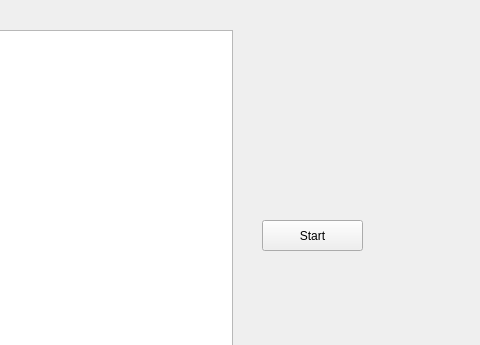
Before: the Qt Designer form mainwindow.ui in juandiego46/Proyecto_final, drawn with Qt 5; both pictures show x 288 to 768 and y 0 to 345 of the 768 by 600 pixel window.
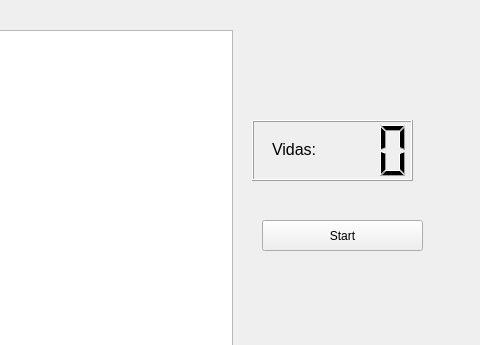
After: the same form once the commit is applied.

The edit to the form file:
```diff
--- a/mainwindow.ui
+++ b/mainwindow.ui
@@ -29,7 +29,7 @@
      <rect>
       <x>550</x>
       <y>220</y>
-      <width>101</width>
+      <width>161</width>
       <height>31</height>
      </rect>
     </property>
@@ -37,6 +37,34 @@
      <string>Start</string>
     </property>
    </widget>
+   <widget class="QLabel" name="labelVidas">
+    <property name="geometry">
+     <rect>
+      <x>560</x>
+      <y>129</y>
+      <width>121</width>
+      <height>41</height>
+     </rect>
+    </property>
+    <property name="font">
+     <font>
+      <pointsize>12</pointsize>
+     </font>
+    </property>
+    <property name="text">
+     <string>Vidas: </string>
+    </property>
+   </widget>
+   <widget class="QLCDNumber" name="lcdVidas">
+    <property name="geometry">
+     <rect>
+      <x>540</x>
+      <y>120</y>
+      <width>161</width>
+      <height>61</height>
+     </rect>
+    </property>
+   </widget>
   </widget>
   <widget class="QMenuBar" name="menubar">
    <property name="geometry">
```
Left out of the diff: 2 changed lines with no effect on the pictures.
